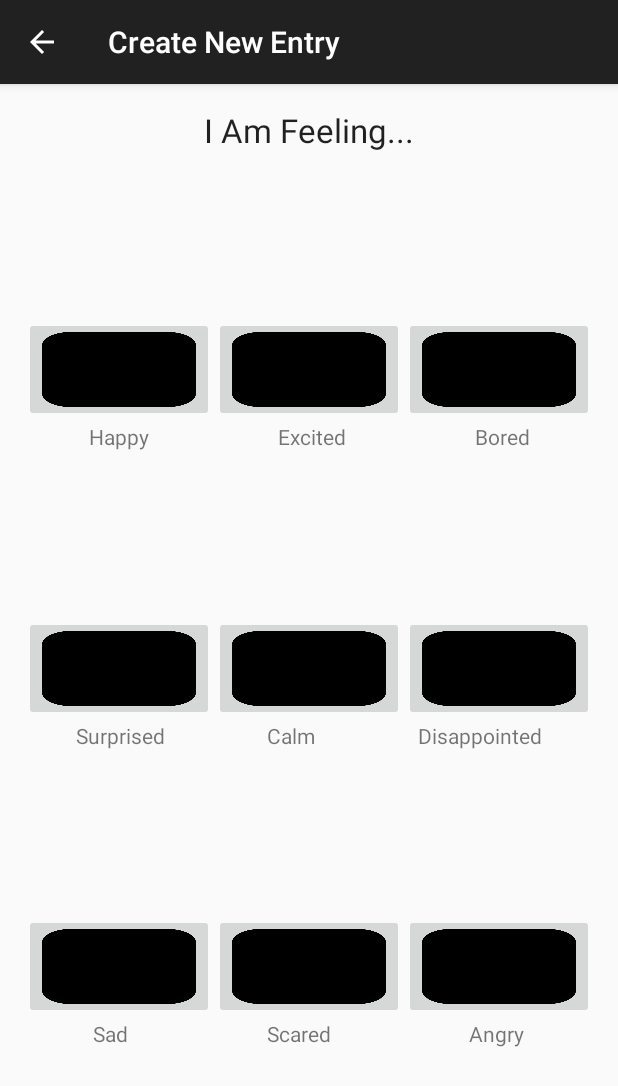
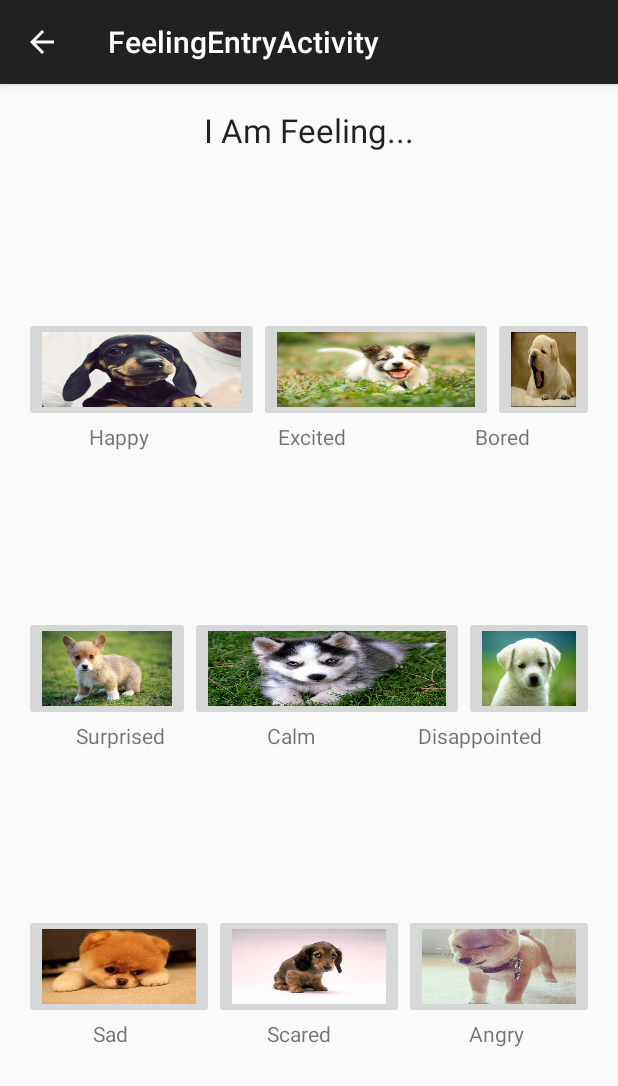
Before and after one commit to Truckle12/FeelingsDiary, an Android app: the FeelingEntryActivity screen opened directly, with no data from a screen before it, on a phone screen of 412 x 824 dp. Shown: the top 1086 px of the screen. Run offline under Robolectric (Android 15) with nearby library versions, the phone set to English and light mode, and no system bars.

Commit message:
fixed Calendar, added puppy images

```diff
--- a/app/src/main/java/com/example/ssteffanus/feelingsdiary/FeelingEntryActivity.java
+++ b/app/src/main/java/com/example/ssteffanus/feelingsdiary/FeelingEntryActivity.java
@@ -22,7 +22,6 @@ public class FeelingEntryActivity extends AppCompatActivity implements View.OnCl
     protected void onCreate(Bundle savedInstanceState) {
         super.onCreate(savedInstanceState);
         setContentView(R.layout.feeling_entry_layout);
-        getSupportActionBar().setTitle("Create New Entry");
 
         IB_happy = (ImageButton)findViewById(R.id.imageButton_happy);
         IB_excited = (ImageButton)findViewById(R.id.imageButton_excited);
@@ -34,6 +33,15 @@ public class FeelingEntryActivity extends AppCompatActivity implements View.OnCl
         IB_scared = (ImageButton)findViewById(R.id.imageButton_scared);
         IB_angry = (ImageButton)findViewById(R.id.imageButton_angry);
 
+        IB_happy.setImageBitmap(MainActivity.happyImage);
+        IB_excited.setImageBitmap(MainActivity.excitedImage);
+        IB_bored.setImageBitmap(MainActivity.boredImage);
+        IB_surprised.setImageBitmap(MainActivity.surprisedImage);
+        IB_calm.setImageBitmap(MainActivity.calmImage);
+        IB_disappointed.setImageBitmap(MainActivity.disappointedImage);
+        IB_sad.setImageBitmap(MainActivity.sadImage);
+        IB_scared.setImageBitmap(MainActivity.scaredImage);
+        IB_angry.setImageBitmap(MainActivity.angryImage);
 
         IB_happy.setOnClickListener(this);
         IB_excited.setOnClickListener(this);
@@ -111,4 +119,25 @@ public class FeelingEntryActivity extends AppCompatActivity implements View.OnCl
         }
     }
 
+    @Override
+    public boolean onCreateOptionsMenu(Menu menu) {
+        // Inflate the menu; this adds items to the action bar if it is present.
+        getMenuInflater().inflate(R.menu.menu_feeling_entry, menu);
+        return true;
+    }
+
+    @Override
+    public boolean onOptionsItemSelected(MenuItem item) {
+        // Handle action bar item clicks here. The action bar will
+        // automatically handle clicks on the Home/Up button, so long
+        // as you specify a parent activity in AndroidManifest.xml.
+        int id = item.getItemId();
+
+        //noinspection SimplifiableIfStatement
+        if (id == R.id.action_settings) {
+            return true;
+        }
+
+        return super.onOptionsItemSelected(item);
+    }
 }
--- a/app/src/main/res/layout/feeling_entry_layout.xml
+++ b/app/src/main/res/layout/feeling_entry_layout.xml
@@ -39,7 +39,7 @@
                 android:id="@+id/imageButton_happy"
                 android:layout_gravity="center_horizontal"
                 android:layout_weight="1"
-                android:src="@drawable/black_square"
+
                 android:scaleType="fitXY"/>
 
             <ImageButton
@@ -48,7 +48,7 @@
                 android:id="@+id/imageButton_excited"
                 android:layout_gravity="center_horizontal"
                 android:layout_weight="1"
-                android:src="@drawable/black_square"
+
                 android:scaleType="fitXY"/>
 
             <ImageButton
@@ -57,7 +57,7 @@
                 android:id="@+id/imageButton_bored"
                 android:layout_gravity="center_horizontal"
                 android:layout_weight="1"
-                android:src="@drawable/black_square"
+
                 android:scaleType="fitXY"/>
 
         </LinearLayout>
@@ -113,7 +113,7 @@
                 android:id="@+id/imageButton_surprised"
                 android:layout_gravity="center_horizontal"
                 android:layout_weight="1"
-                android:src="@drawable/black_square"
+
                 android:scaleType="fitXY"/>
 
             <ImageButton
@@ -122,7 +122,7 @@
                 android:id="@+id/imageButton_calm"
                 android:layout_gravity="center_horizontal"
                 android:layout_weight="1"
-                android:src="@drawable/black_square"
+
                 android:scaleType="fitXY"/>
 
             <ImageButton
@@ -131,7 +131,7 @@
                 android:id="@+id/imageButton_disappointed"
                 android:layout_gravity="center_horizontal"
                 android:layout_weight="1"
-                android:src="@drawable/black_square"
+
                 android:scaleType="fitXY"/>
 
         </LinearLayout>
@@ -182,30 +182,30 @@
             android:layout_gravity="center_horizontal">
 
             <ImageButton
-                android:layout_width="wrap_content"
+                android:layout_width="0dp"
                 android:layout_height="70dp"
                 android:id="@+id/imageButton_sad"
                 android:layout_gravity="center_horizontal"
                 android:layout_weight="1"
-                android:src="@drawable/black_square"
+
                 android:scaleType="fitXY"/>
 
             <ImageButton
-                android:layout_width="wrap_content"
+                android:layout_width="0dp"
                 android:layout_height="70dp"
                 android:id="@+id/imageButton_scared"
                 android:layout_gravity="center_horizontal"
                 android:layout_weight="1"
-                android:src="@drawable/black_square"
+
                 android:scaleType="fitXY"/>
 
             <ImageButton
-                android:layout_width="wrap_content"
+                android:layout_width="0dp"
                 android:layout_height="70dp"
                 android:id="@+id/imageButton_angry"
                 android:layout_gravity="center_horizontal"
                 android:layout_weight="1"
-                android:src="@drawable/black_square"
+
                 android:scaleType="fitXY"/>
         </LinearLayout>
 
--- /dev/null
+++ b/app/src/main/res/values/colors.xml
@@ -0,0 +1,6 @@
+<?xml version="1.0" encoding="utf-8"?>
+<resources>
+    <item name="skyblue" type="color">#BBDAF6</item>
+    <item name="deep_skyblue" type="color">#00BFFF</item>
+
+</resources>
```
Also changed, not shown: app/src/main/java/com/example/ssteffanus/feelingsdiary/CalendarActivity.java (+15 -4 lines), app/src/main/java/com/example/ssteffanus/feelingsdiary/MainActivity.java (+14 -0 lines), app/src/main/res/layout/calendar_layout.xml (+8 -7 lines), app/src/main/res/drawable/angry_puppy.jpg (added), app/src/main/res/drawable/bored_puppy.jpg (added), app/src/main/res/drawable/calm_puppy.png (added), app/src/main/res/drawable/disappointed_puppy.jpg (added), app/src/main/res/drawable/excited_puppy.jpg (added), app/src/main/res/drawable/happy_puppy.jpg (added), app/src/main/res/drawable/sad_puppy.jpg (added), app/src/main/res/drawable/scared_puppy.jpg (added), app/src/main/res/drawable/surprised_puppy.jpg (added).
